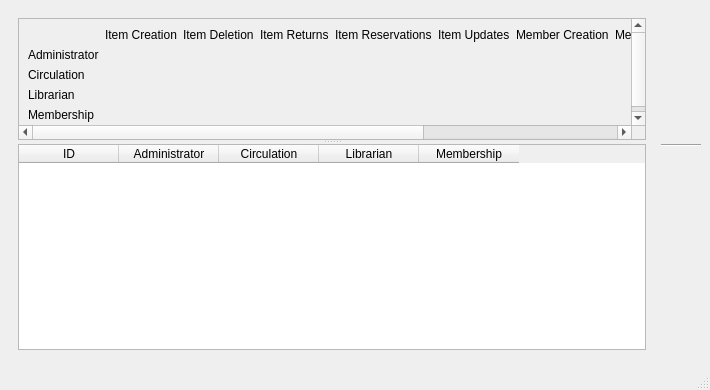
The window that UI/adminsetup.ui (textbrowser/biblioteq) describes before a commit, drawn with Qt 5.
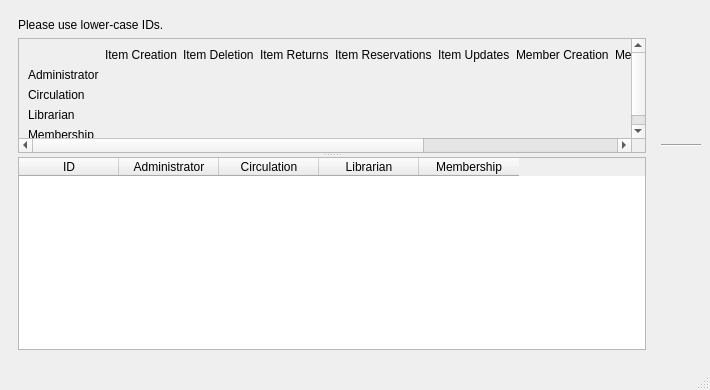
The same window after the commit. Icons and pictures are not drawn.

Commit message: Lower-case administrator IDs and roles.

```diff
--- a/UI/adminsetup.ui
+++ b/UI/adminsetup.ui
@@ -22,6 +22,13 @@
     <item>
      <widget class="QFrame" name="frame">
       <layout class="QVBoxLayout" name="verticalLayout">
+       <item>
+        <widget class="QLabel" name="label_32">
+         <property name="text">
+          <string>Please use lower-case IDs.</string>
+         </property>
+        </widget>
+       </item>
        <item>
         <widget class="QSplitter" name="splitter">
          <property name="orientation">
@@ -39,8 +46,8 @@
             <rect>
              <x>0</x>
              <y>0</y>
-             <width>1203</width>
-             <height>127</height>
+             <width>1099</width>
+             <height>122</height>
             </rect>
            </property>
            <layout class="QGridLayout" name="gridLayout">
```
Left out of the diff: 2 changed lines with no effect on the pictures. The commit also changes 2 other files.
